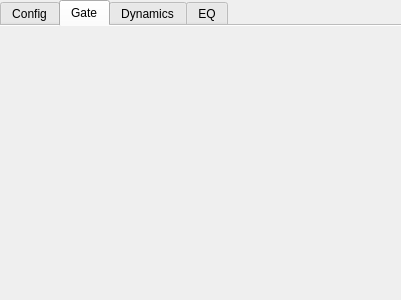
This is x32-controller/assets/ui/edit-window.ui in ParalaxDev/computer-science-project as Qt 5 draws it before an edit. The edited form follows.
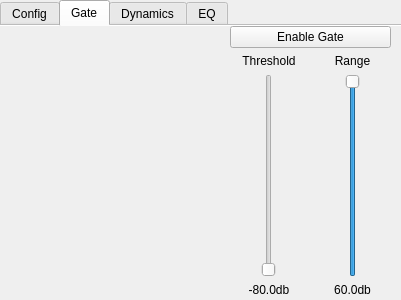
This is the edited form. The open tabs and pages were chosen to show the change.

Commit message: added basic gate graph

What changed in the file:
```diff
--- a/x32-controller/assets/ui/edit-window.ui
+++ b/x32-controller/assets/ui/edit-window.ui
@@ -317,6 +317,152 @@
     <attribute name="title">
      <string>Gate</string>
     </attribute>
+    <widget class="QWidget" name="_gateGraph" native="true">
+     <property name="geometry">
+      <rect>
+       <x>10</x>
+       <y>10</y>
+       <width>211</width>
+       <height>261</height>
+      </rect>
+     </property>
+    </widget>
+    <widget class="QWidget" name="verticalLayoutWidget_4">
+     <property name="geometry">
+      <rect>
+       <x>230</x>
+       <y>0</y>
+       <width>161</width>
+       <height>271</height>
+      </rect>
+     </property>
+     <layout class="QVBoxLayout" name="verticalLayout_3">
+      <item>
+       <widget class="QPushButton" name="_gateToggle">
+        <property name="sizePolicy">
+         <sizepolicy hsizetype="Minimum" vsizetype="Minimum">
+          <horstretch>0</horstretch>
+          <verstretch>0</verstretch>
+         </sizepolicy>
+        </property>
+        <property name="text">
+         <string>Enable Gate</string>
+        </property>
+        <property name="checkable">
+         <bool>false</bool>
+        </property>
+        <property name="checked">
+         <bool>false</bool>
+        </property>
+        <property name="flat">
+         <bool>false</bool>
+        </property>
+       </widget>
+      </item>
+      <item>
+       <layout class="QHBoxLayout" name="horizontalLayout">
+        <item>
+         <layout class="QVBoxLayout" name="verticalLayout">
+          <item>
+           <widget class="QLabel" name="_threshTitle">
+            <property name="text">
+             <string>Threshold</string>
+            </property>
+            <property name="alignment">
+             <set>Qt::AlignCenter</set>
+            </property>
+           </widget>
+          </item>
+          <item>
+           <widget class="QSlider" name="_gateThreshSlider">
+            <property name="sizePolicy">
+             <sizepolicy hsizetype="Minimum" vsizetype="Expanding">
+              <horstretch>0</horstretch>
+              <verstretch>0</verstretch>
+             </sizepolicy>
+            </property>
+            <property name="minimum">
+             <number>-80</number>
+            </property>
+            <property name="maximum">
+             <number>0</number>
+            </property>
+            <property name="value">
+             <number>-80</number>
+            </property>
+            <property name="orientation">
+             <enum>Qt::Vertical</enum>
+            </property>
+            <property name="invertedAppearance">
+             <bool>false</bool>
+            </property>
+            <property name="invertedControls">
+             <bool>false</bool>
+            </property>
+           </widget>
+          </item>
+          <item>
+           <widget class="QLabel" name="_gateThreshLabel">
+            <property name="text">
+             <string>-80.0db</string>
+            </property>
+            <property name="alignment">
+             <set>Qt::AlignCenter</set>
+            </property>
+           </widget>
+          </item>
+         </layout>
+        </item>
+        <item>
+         <layout class="QVBoxLayout" name="verticalLayout_2">
+          <item>
+           <widget class="QLabel" name="_rangeTitle">
+            <property name="text">
+             <string>Range</string>
+            </property>
+            <property name="alignment">
+             <set>Qt::AlignCenter</set>
+            </property>
+           </widget>
+          </item>
+          <item>
+           <widget class="QSlider" name="_gateRangeSlider">
+            <property name="sizePolicy">
+             <sizepolicy hsizetype="Minimum" vsizetype="Expanding">
+              <horstretch>0</horstretch>
+              <verstretch>0</verstretch>
+             </sizepolicy>
+            </property>
+            <property name="minimum">
+             <number>3</number>
+            </property>
+            <property name="maximum">
+             <number>60</number>
+            </property>
+            <property name="value">
+             <number>60</number>
+            </property>
+            <property name="orientation">
+             <enum>Qt::Vertical</enum>
+            </property>
+           </widget>
+          </item>
+          <item>
+           <widget class="QLabel" name="_gateRangeLabel">
+            <property name="text">
+             <string>60.0db</string>
+            </property>
+            <property name="alignment">
+             <set>Qt::AlignCenter</set>
+            </property>
+           </widget>
+          </item>
+         </layout>
+        </item>
+       </layout>
+      </item>
+     </layout>
+    </widget>
    </widget>
    <widget class="QWidget" name="dynamics">
     <attribute name="title">
```
Left out of the diff: 2 changed lines with no effect on the pictures. The commit also changes 5 other files.
